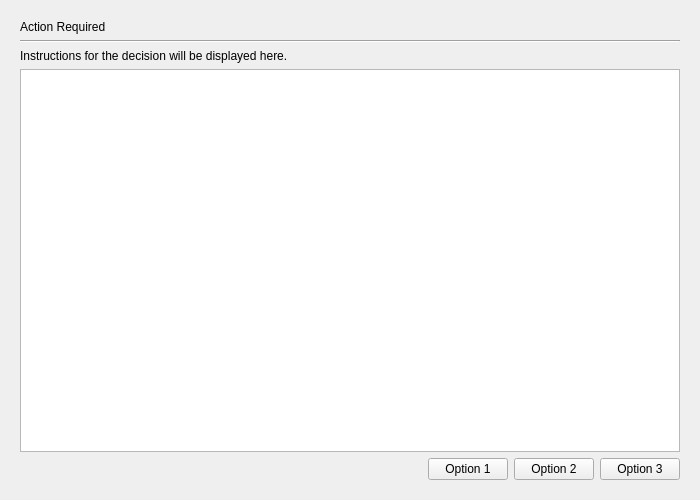
The window that gui/decision_page.ui (mariolewis/asdf_factory) describes before a commit, drawn with Qt 5.
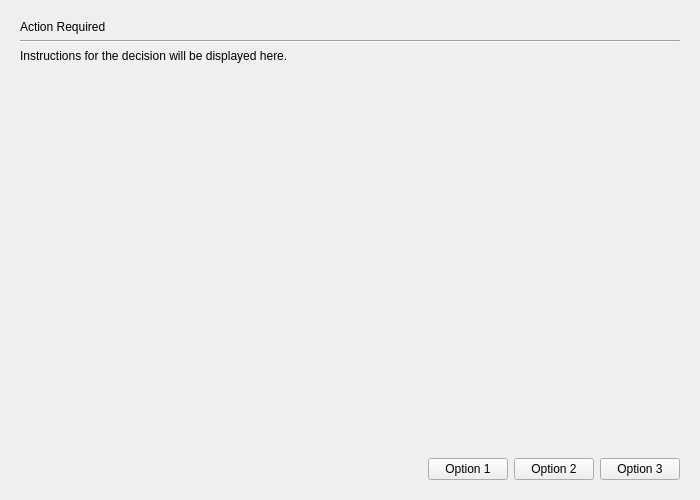
The same window after the commit.

The edit to the form file:
```diff
--- a/gui/decision_page.ui
+++ b/gui/decision_page.ui
@@ -51,11 +51,17 @@
     </widget>
    </item>
    <item>
-    <widget class="QTextEdit" name="detailsTextEdit">
-     <property name="readOnly">
-      <bool>true</bool>
+    <spacer name="verticalSpacer">
+     <property name="orientation">
+      <enum>Qt::Vertical</enum>
      </property>
-    </widget>
+     <property name="sizeHint" stdset="0">
+      <size>
+       <width>20</width>
+       <height>40</height>
+      </size>
+     </property>
+    </spacer>
    </item>
    <item>
    <layout class="QHBoxLayout" name="buttonLayout">
```
Left out of the diff: 2 changed lines with no effect on the pictures.
